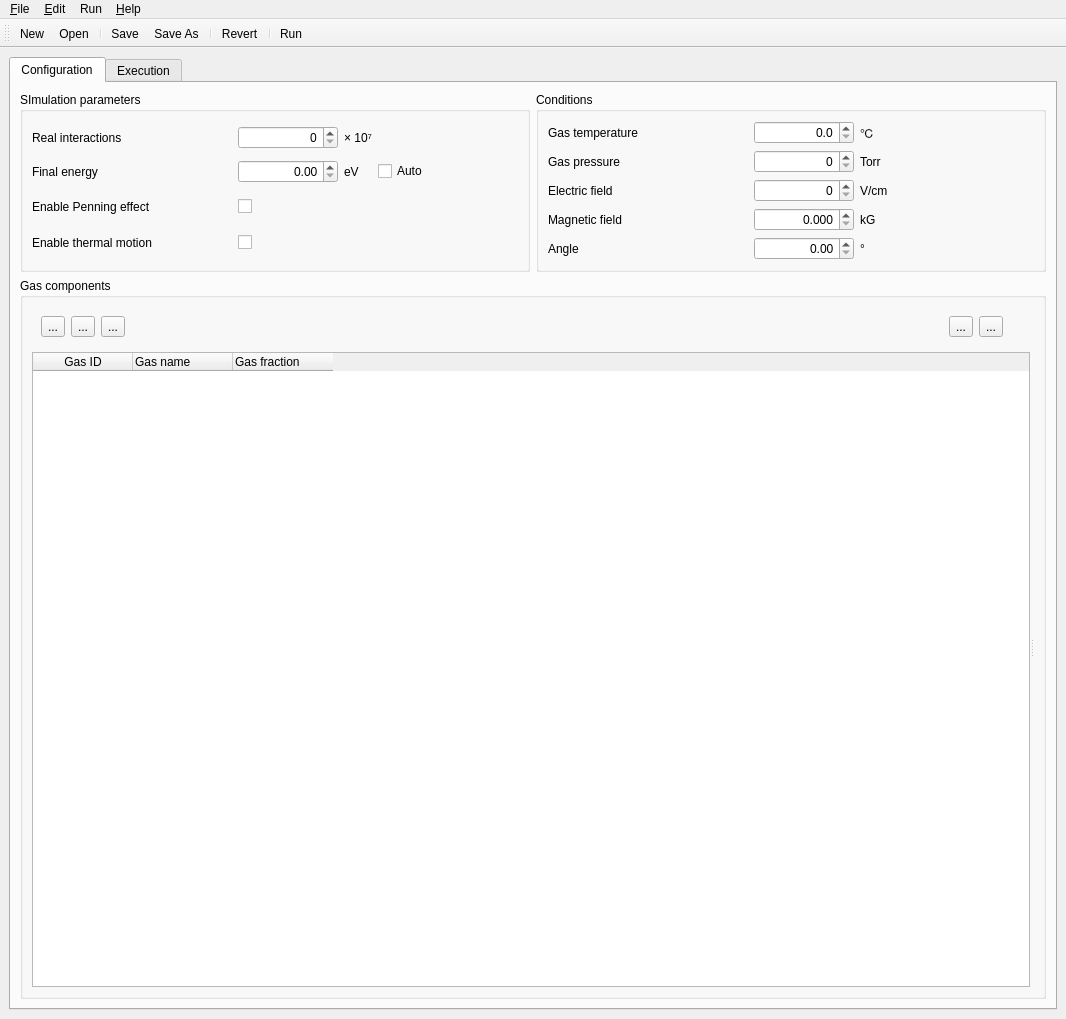
Above: src/magboltz_gui/ui/main.ui from cpls-lab/magboltz-gui before the change. Below: the same form after it.
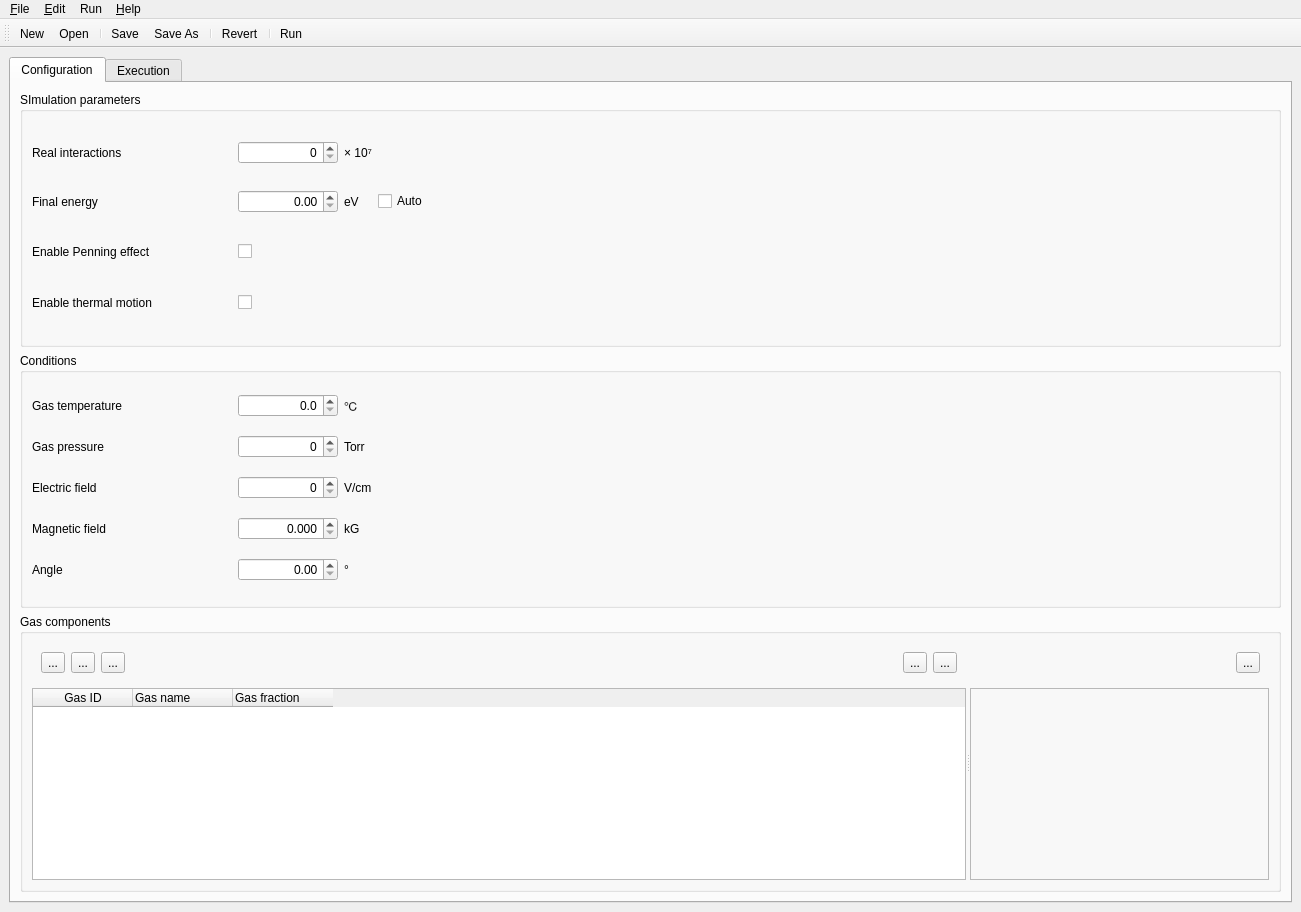
That is the form after the change. Icons and pictures are not drawn.

Commit message: Implemented order button

Diff of the .ui file:
```diff
--- a/src/magboltz_gui/ui/main.ui
+++ b/src/magboltz_gui/ui/main.ui
@@ -6,8 +6,8 @@
    <rect>
     <x>0</x>
     <y>0</y>
-    <width>1066</width>
-    <height>1019</height>
+    <width>1301</width>
+    <height>912</height>
    </rect>
   </property>
   <property name="windowTitle">
@@ -24,15 +24,9 @@
        <attribute name="title">
         <string>Configuration</string>
        </attribute>
-       <layout class="QGridLayout" name="gridLayout_3">
-        <item row="0" column="0">
+       <layout class="QVBoxLayout" name="verticalLayout_3">
+        <item>
          <widget class="QGroupBox" name="groupSimParameters">
-          <property name="sizePolicy">
-           <sizepolicy hsizetype="Preferred" vsizetype="Minimum">
-            <horstretch>0</horstretch>
-            <verstretch>0</verstretch>
-           </sizepolicy>
-          </property>
           <property name="title">
            <string>SImulation parameters</string>
           </property>
@@ -175,14 +169,213 @@
           </layout>
          </widget>
         </item>
-        <item row="2" column="0" colspan="2">
+        <item>
+         <widget class="QGroupBox" name="groupGasList">
+          <property name="title">
+           <string>Conditions</string>
+          </property>
+          <layout class="QGridLayout" name="gridLayout_2">
+           <item row="0" column="2">
+            <widget class="QLabel" name="label_12">
+             <property name="text">
+              <string>℃</string>
+             </property>
+            </widget>
+           </item>
+           <item row="2" column="2">
+            <widget class="QLabel" name="label_6">
+             <property name="text">
+              <string>V/cm</string>
+             </property>
+            </widget>
+           </item>
+           <item row="0" column="1">
+            <widget class="QDoubleSpinBox" name="spinGasTemperature">
+             <property name="minimumSize">
+              <size>
+               <width>100</width>
+               <height>0</height>
+              </size>
+             </property>
+             <property name="toolTip">
+              <string>TEMP: temperature of gas in centigrade</string>
+             </property>
+             <property name="alignment">
+              <set>Qt::AlignRight|Qt::AlignTrailing|Qt::AlignVCenter</set>
+             </property>
+             <property name="decimals">
+              <number>1</number>
+             </property>
+             <property name="maximum">
+              <double>500.000000000000000</double>
+             </property>
+            </widget>
+           </item>
+           <item row="1" column="1">
+            <widget class="QDoubleSpinBox" name="spinGasPressure">
+             <property name="toolTip">
+              <string>TORR: pressure of gas in Torr</string>
+             </property>
+             <property name="alignment">
+              <set>Qt::AlignRight|Qt::AlignTrailing|Qt::AlignVCenter</set>
+             </property>
+             <property name="decimals">
+              <number>0</number>
+             </property>
+             <property name="maximum">
+              <double>10000.000000000000000</double>
+             </property>
+             <property name="singleStep">
+              <double>10.000000000000000</double>
+             </property>
+            </widget>
+           </item>
+           <item row="3" column="1">
+            <widget class="QDoubleSpinBox" name="spinMagneticField">
+             <property name="toolTip">
+              <string>BMAG: magnitude of the magnetic field in kilogauss</string>
+             </property>
+             <property name="alignment">
+              <set>Qt::AlignRight|Qt::AlignTrailing|Qt::AlignVCenter</set>
+             </property>
+             <property name="decimals">
+              <number>3</number>
+             </property>
+             <property name="maximum">
+              <double>10.000000000000000</double>
+             </property>
+            </widget>
+           </item>
+           <item row="3" column="2">
+            <widget class="QLabel" name="label_8">
+             <property name="text">
+              <string>kG</string>
+             </property>
+            </widget>
+           </item>
+           <item row="0" column="4">
+            <spacer name="horizontalSpacer_3">
+             <property name="orientation">
+              <enum>Qt::Horizontal</enum>
+             </property>
+             <property name="sizeHint" stdset="0">
+              <size>
+               <width>40</width>
+               <height>20</height>
+              </size>
+             </property>
+            </spacer>
+           </item>
+           <item row="4" column="0">
+            <widget class="QLabel" name="label_9">
+             <property name="minimumSize">
+              <size>
+               <width>200</width>
+               <height>0</height>
+              </size>
+             </property>
+             <property name="text">
+              <string>Angle</string>
+             </property>
+            </widget>
+           </item>
+           <item row="3" column="0">
+            <widget class="QLabel" name="label_7">
+             <property name="minimumSize">
+              <size>
+               <width>200</width>
+               <height>0</height>
+              </size>
+             </property>
+             <property name="text">
+              <string>Magnetic field</string>
+             </property>
+            </widget>
+           </item>
+           <item row="0" column="0">
+            <widget class="QLabel" name="label_11">
+             <property name="minimumSize">
+              <size>
+               <width>200</width>
+               <height>0</height>
+              </size>
+             </property>
+             <property name="text">
+              <string>Gas temperature</string>
+             </property>
+            </widget>
+           </item>
+           <item row="4" column="1">
+            <widget class="QDoubleSpinBox" name="spinAngle">
+             <property name="toolTip">
+              <string>BTHETA: angle between the electric and magnetic fields in degrees</string>
+             </property>
+             <property name="alignment">
+              <set>Qt::AlignRight|Qt::AlignTrailing|Qt::AlignVCenter</set>
+             </property>
+             <property name="maximum">
+              <double>359.990000000000009</double>
+             </property>
+            </widget>
+           </item>
+           <item row="1" column="2">
+            <widget class="QLabel" name="label_14">
+             <property name="text">
+              <string>Torr</string>
+             </property>
+            </widget>
+           </item>
+           <item row="2" column="0">
+            <widget class="QLabel" name="label_5">
+             <property name="minimumSize">
+              <size>
+               <width>200</width>
+               <height>0</height>
+              </size>
+             </property>
+             <property name="text">
+              <string>Electric field</string>
+             </property>
+            </widget>
+           </item>
+           <item row="1" column="0">
+            <widget class="QLabel" name="label_13">
+             <property name="text">
+              <string>Gas pressure</string>
+             </property>
+            </widget>
+           </item>
+           <item row="2" column="1">
+            <widget class="QDoubleSpinBox" name="spinElectricField">
+             <property name="toolTip">
+              <string>EFIELD: electric field in Volt/cm</string>
+             </property>
+             <property name="alignment">
+              <set>Qt::AlignRight|Qt::AlignTrailing|Qt::AlignVCenter</set>
+             </property>
+             <property name="decimals">
+              <number>0</number>
+             </property>
+             <property name="maximum">
+              <double>100000.000000000000000</double>
+             </property>
+             <property name="singleStep">
+              <double>100.000000000000000</double>
+             </property>
+            </widget>
+           </item>
+           <item row="4" column="2">
+            <widget class="QLabel" name="label_10">
+             <property name="text">
+              <string>°</string>
+             </property>
+            </widget>
+           </item>
+          </layout>
+         </widget>
+        </item>
+        <item>
          <widget class="QGroupBox" name="groupGases">
-          <property name="sizePolicy">
-           <sizepolicy hsizetype="Preferred" vsizetype="Expanding">
-            <horstretch>0</horstretch>
-            <verstretch>0</verstretch>
-           </sizepolicy>
-          </property>
           <property name="title">
            <string>Gas components</string>
           </property>
@@ -268,15 +461,6 @@
                     </property>
                    </widget>
                   </item>
-                  <item>
-                   <widget class="QWidget" name="widget_4" native="true"/>
-                  </item>
-                  <item>
-                   <widget class="QWidget" name="widget_3" native="true"/>
-                  </item>
-                  <item>
-                   <widget class="QWidget" name="widget_6" native="true"/>
-                  </item>
                  </layout>
                 </widget>
                </item>
@@ -312,8 +496,58 @@
              </widget>
              <widget class="QWidget" name="splitterGasRight" native="true">
               <layout class="QVBoxLayout" name="verticalLayout_5">
+               <item>
+                <widget class="QWidget" name="widget_3" native="true">
+                 <property name="sizePolicy">
+                  <sizepolicy hsizetype="Preferred" vsizetype="Minimum">
+                   <horstretch>0</horstretch>
+                   <verstretch>0</verstretch>
+                  </sizepolicy>
+                 </property>
+                 <layout class="QHBoxLayout" name="horizontalLayout_4">
+                  <item>
+                   <spacer name="horizontalSpacer_2">
+                    <property name="orientation">
+                     <enum>Qt::Horizontal</enum>
+                    </property>
+                    <property name="sizeHint" stdset="0">
+                     <size>
+                      <width>40</width>
+                      <height>20</height>
+                     </size>
+                    </property>
+                   </spacer>
+                  </item>
+                  <item>
+                   <widget class="QToolButton" name="btnGraphSave">
+                    <property name="text">
+                     <string>...</string>
+                    </property>
+                    <property name="icon">
+                     <iconset theme="document-save-as"/>
+                    </property>
+                    <property name="iconSize">
+                     <size>
+                      <width>16</width>
+                      <height>16</height>
+                     </size>
+                    </property>
+                    <property name="toolButtonStyle">
+                     <enum>Qt::ToolButtonIconOnly</enum>
+                    </property>
+                   </widget>
+                  </item>
+                 </layout>
+                </widget>
+               </item>
                <item>
                 <widget class="QFrame" name="pieContainer">
+                 <property name="sizePolicy">
+                  <sizepolicy hsizetype="Preferred" vsizetype="Expanding">
+                   <horstretch>0</horstretch>
+                   <verstretch>0</verstretch>
+                  </sizepolicy>
+                 </property>
                  <property name="frameShape">
                   <enum>QFrame::Shape::StyledPanel</enum>
                  </property>
@@ -329,217 +563,6 @@
           </layout>
          </widget>
         </item>
-        <item row="0" column="1">
-         <widget class="QGroupBox" name="groupGasList">
-          <property name="sizePolicy">
-           <sizepolicy hsizetype="Preferred" vsizetype="Minimum">
-            <horstretch>0</horstretch>
-            <verstretch>0</verstretch>
-           </sizepolicy>
-          </property>
-          <property name="title">
-           <string>Conditions</string>
-          </property>
-          <layout class="QGridLayout" name="gridLayout_2">
-           <item row="4" column="1">
-            <widget class="QDoubleSpinBox" name="spinAngle">
-             <property name="toolTip">
-              <string>BTHETA: angle between the electric and magnetic fields in degrees</string>
-             </property>
-             <property name="alignment">
-              <set>Qt::AlignmentFlag::AlignRight|Qt::AlignmentFlag::AlignTrailing|Qt::AlignmentFlag::AlignVCenter</set>
-             </property>
-             <property name="maximum">
-              <double>359.990000000000009</double>
-             </property>
-            </widget>
-           </item>
-           <item row="2" column="2">
-            <widget class="QLabel" name="label_6">
-             <property name="text">
-              <string>V/cm</string>
-             </property>
-            </widget>
-           </item>
-           <item row="1" column="2">
-            <widget class="QLabel" name="label_14">
-             <property name="text">
-              <string>Torr</string>
-             </property>
-            </widget>
-           </item>
-           <item row="4" column="0">
-            <widget class="QLabel" name="label_9">
-             <property name="minimumSize">
-              <size>
-               <width>200</width>
-               <height>0</height>
-              </size>
-             </property>
-             <property name="text">
-              <string>Angle</string>
-             </property>
-            </widget>
-           </item>
-           <item row="3" column="2">
-            <widget class="QLabel" name="label_8">
-             <property name="text">
-              <string>kG</string>
-             </property>
-            </widget>
-           </item>
-           <item row="0" column="1">
-            <widget class="QDoubleSpinBox" name="spinGasTemperature">
-             <property name="minimumSize">
-              <size>
-               <width>100</width>
-               <height>0</height>
-              </size>
-             </property>
-             <property name="toolTip">
-              <string>TEMP: temperature of gas in centigrade</string>
-             </property>
-             <property name="alignment">
-              <set>Qt::AlignmentFlag::AlignRight|Qt::AlignmentFlag::AlignTrailing|Qt::AlignmentFlag::AlignVCenter</set>
-             </property>
-             <property name="decimals">
-              <number>1</number>
-             </property>
-             <property name="maximum">
-              <double>500.000000000000000</double>
-             </property>
-            </widget>
-           </item>
-           <item row="0" column="0">
-            <widget class="QLabel" name="label_11">
-             <property name="minimumSize">
-              <size>
-               <width>200</width>
-               <height>0</height>
-              </size>
-             </property>
-             <property name="text">
-              <string>Gas temperature</string>
-             </property>
-            </widget>
-           </item>
-           <item row="0" column="4">
-            <spacer name="horizontalSpacer_3">
-             <property name="orientation">
-              <enum>Qt::Orientation::Horizontal</enum>
-             </property>
-             <property name="sizeHint" stdset="0">
-              <size>
-               <width>40</width>
-               <height>20</height>
-              </size>
-             </property>
-            </spacer>
-           </item>
-           <item row="4" column="2">
-            <widget class="QLabel" name="label_10">
-             <property name="text">
-              <string>°</string>
-             </property>
-            </widget>
-           </item>
-           <item row="1" column="1">
-            <widget class="QDoubleSpinBox" name="spinGasPressure">
-             <property name="toolTip">
-              <string>TORR: pressure of gas in Torr</string>
-             </property>
-             <property name="alignment">
-              <set>Qt::AlignmentFlag::AlignRight|Qt::AlignmentFlag::AlignTrailing|Qt::AlignmentFlag::AlignVCenter</set>
-             </property>
-             <property name="decimals">
-              <number>0</number>
-             </property>
-             <property name="maximum">
-              <double>10000.000000000000000</double>
-             </property>
-             <property name="singleStep">
-              <double>10.000000000000000</double>
-             </property>
-            </widget>
-           </item>
-           <item row="3" column="0">
-            <widget class="QLabel" name="label_7">
-             <property name="minimumSize">
-              <size>
-               <width>200</width>
-               <height>0</height>
-              </size>
-             </property>
-             <property name="text">
-              <string>Magnetic field</string>
-             </property>
-            </widget>
-           </item>
-           <item row="3" column="1">
-            <widget class="QDoubleSpinBox" name="spinMagneticField">
-             <property name="toolTip">
-              <string>BMAG: magnitude of the magnetic field in kilogauss</string>
-             </property>
-             <property name="alignment">
-              <set>Qt::AlignmentFlag::AlignRight|Qt::AlignmentFlag::AlignTrailing|Qt::AlignmentFlag::AlignVCenter</set>
-             </property>
-             <property name="decimals">
-              <number>3</number>
-             </property>
-             <property name="maximum">
-              <double>10.000000000000000</double>
-             </property>
-            </widget>
-           </item>
-           <item row="2" column="0">
-            <widget class="QLabel" name="label_5">
-             <property name="minimumSize">
-              <size>
-               <width>200</width>
-               <height>0</height>
-              </size>
-             </property>
-             <property name="text">
-              <string>Electric field</string>
-             </property>
-            </widget>
-           </item>
-           <item row="1" column="0">
-            <widget class="QLabel" name="label_13">
-             <property name="text">
-              <string>Gas pressure</string>
-             </property>
-            </widget>
-           </item>
-           <item row="0" column="2">
-            <widget class="QLabel" name="label_12">
-             <property name="text">
-              <string>℃</string>
-             </property>
-            </widget>
-           </item>
-           <item row="2" column="1">
-            <widget class="QDoubleSpinBox" name="spinElectricField">
-             <property name="toolTip">
-              <string>EFIELD: electric field in Volt/cm</string>
-             </property>
-             <property name="alignment">
-              <set>Qt::AlignmentFlag::AlignRight|Qt::AlignmentFlag::AlignTrailing|Qt::AlignmentFlag::AlignVCenter</set>
-             </property>
-             <property name="decimals">
-              <number>0</number>
-             </property>
-             <property name="maximum">
-              <double>100000.000000000000000</double>
-             </property>
-             <property name="singleStep">
-              <double>100.000000000000000</double>
-             </property>
-            </widget>
-           </item>
-          </layout>
-         </widget>
-        </item>
        </layout>
       </widget>
       <widget class="QWidget" name="tabExecution">
@@ -626,8 +649,8 @@
     <rect>
      <x>0</x>
      <y>0</y>
-     <width>1066</width>
-     <height>24</height>
+     <width>1301</width>
+     <height>23</height>
     </rect>
    </property>
    <widget class="QMenu" name="menu_File">
```
Left out of the diff: 82 changed lines with no effect on the pictures. The commit also changes 2 other files.
